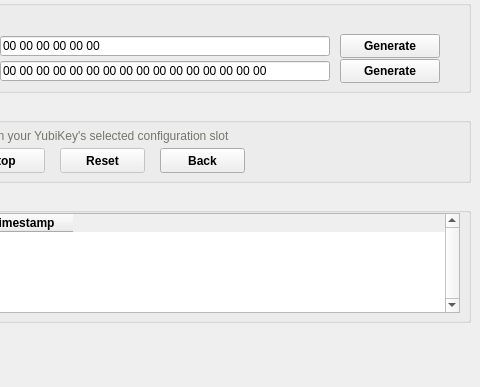
Above: src/ui/chalresppage.ui from Yubico/yubikey-personalization-gui-dpkg before the change; both pictures show x 250 to 730 and y 263 to 650 of the 730 by 650 pixel window. Below: the same form after it.
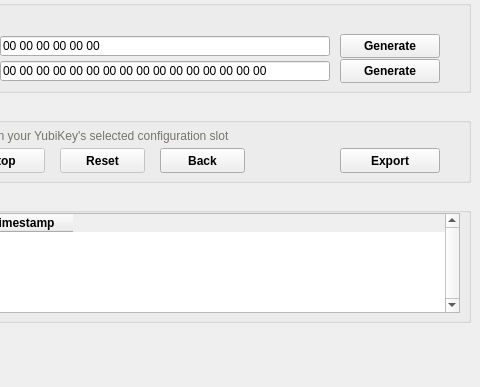
That is the form after the change. Icons and pictures are not drawn.

```diff
--- a/src/ui/chalresppage.ui
+++ b/src/ui/chalresppage.ui
@@ -986,6 +986,35 @@
       <bool>false</bool>
      </property>
     </widget>
+    <widget class="QPushButton" name="quickExportConfigBtn">
+     <property name="geometry">
+      <rect>
+       <x>580</x>
+       <y>45</y>
+       <width>100</width>
+       <height>25</height>
+      </rect>
+     </property>
+     <property name="whatsThis">
+      <string/>
+     </property>
+     <property name="styleSheet">
+      <string notr="true">font: 12px;
+font-weight: bold;</string>
+     </property>
+     <property name="text">
+      <string>Export</string>
+     </property>
+     <property name="autoExclusive">
+      <bool>false</bool>
+     </property>
+     <property name="default">
+      <bool>false</bool>
+     </property>
+     <property name="flat">
+      <bool>false</bool>
+     </property>
+    </widget>
    </widget>
    <widget class="QGroupBox" name="quickConfigProtectionBox">
     <property name="geometry">
```
Left out of the diff: 43 changed lines with no effect on the pictures.
